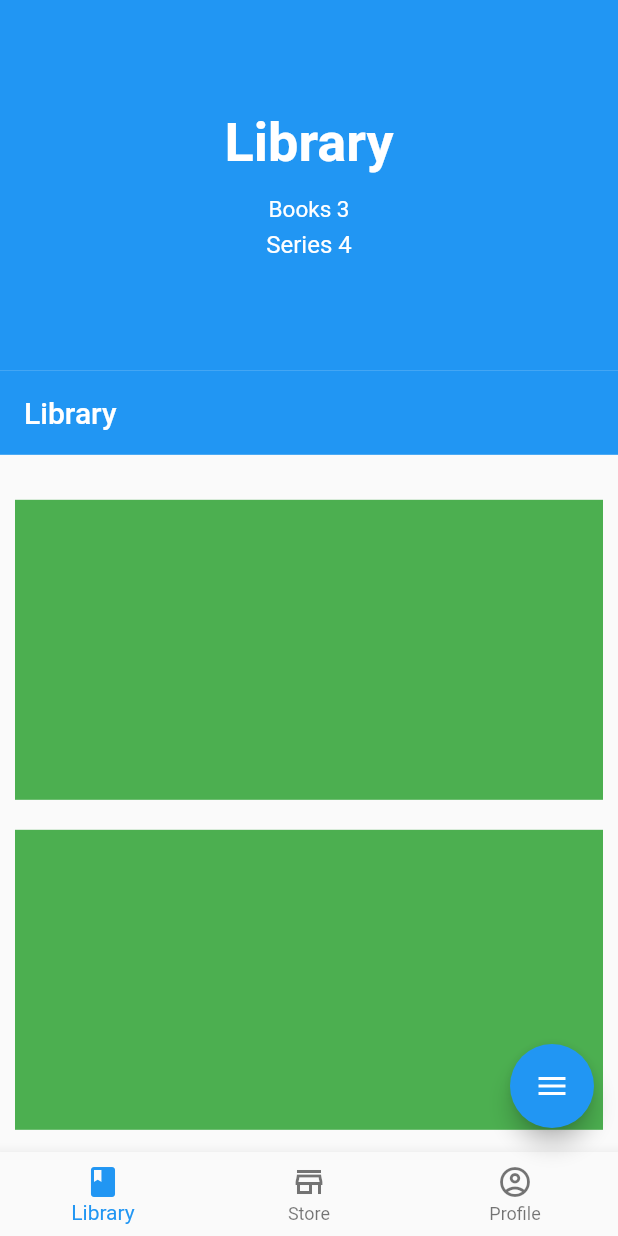
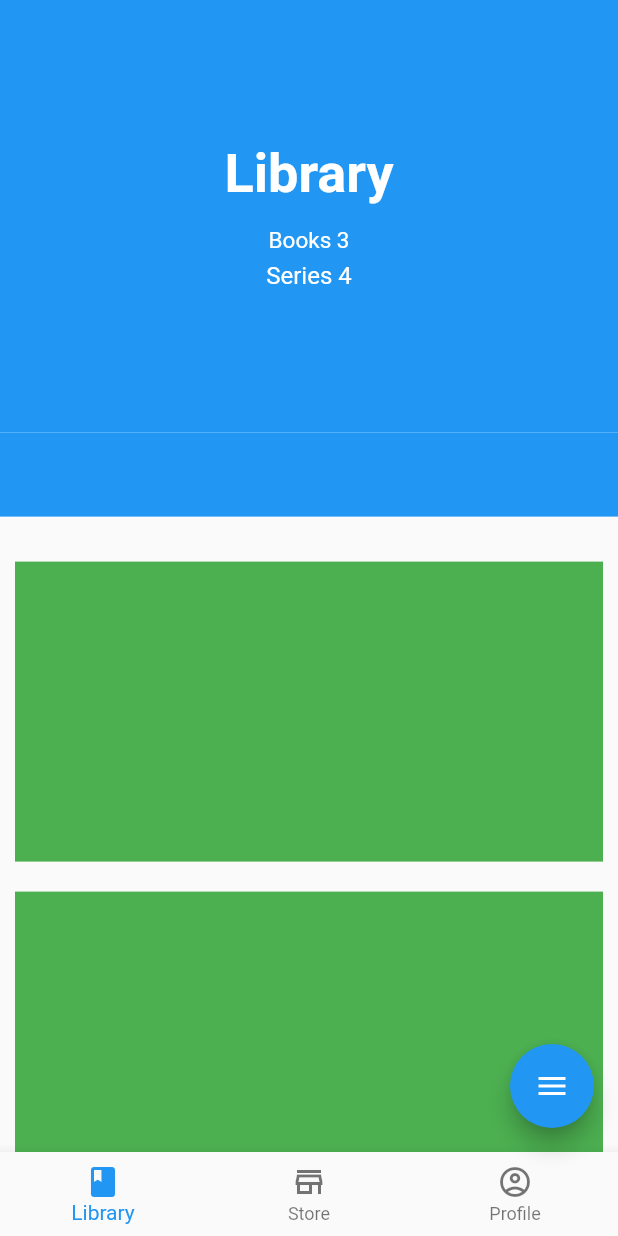
Before and after one commit to fbede/Writer, a Flutter app: the screen it shows after launch, on a phone screen of 412 x 824 dp. Run offline on Flutter 3.47's test engine with Material 2 defaults, Android fonts, the phone set to English and light mode, and no system bars; drawn by our look-alikes of flutter_speed_dial; our stand-ins replace bloc, flutter_bloc, logger; missing offline and left inert: dart:ffi.

Commit message:
Got One Ui like design working.

```diff
--- /dev/null
+++ b/lib/core/logger.dart
@@ -0,0 +1,4 @@
+// ignore: depend_on_referenced_packages
+import 'package:logger/logger.dart';
+
+final logger = Logger();
--- /dev/null
+++ b/lib/home/cubits/home_page_cubit_state.dart
@@ -0,0 +1,6 @@
+part of 'home_page_cubit.dart';
+
+@immutable
+abstract class HomePageCubitState {}
+
+class HomePageCubitInitial extends HomePageCubitState {}
--- a/lib/home/pages/home_page.dart
+++ b/lib/home/pages/home_page.dart
@@ -1,11 +1,13 @@
+import 'dart:ffi';
+
 import 'package:flutter/material.dart';
 import 'package:writer/core/responsive_page.dart';
+import 'package:writer/home/cubits/home_page_cubit.dart';
 import 'package:writer/home/widgets/home_page_widgets.dart';
 import 'package:writer/utils/strings.dart';
+import 'package:flutter_bloc/flutter_bloc.dart';
 
 //TODO: Add convert book to series and vice versa logic
-
-final textAnimation = Tween(begin: 0.0, end: 1.0);
 
 class HomePage extends StatelessWidget {
   final Widget mobileView = const _MobileHomePage();
@@ -25,45 +27,76 @@ class _MobileHomePage extends StatelessWidget {
   Widget build(BuildContext context) {
     return SafeArea(
       child: Scaffold(
-        body: CustomScrollView(
+        body: NotificationListener(
+          onNotification: (ScrollMetricsNotification notification) {
+            context
+                .read<HomePageCubit>()
+                .handleNotification(context, notification);
+            return true;
+          },
+          child: CustomScrollView(
             slivers: [
               SliverToBoxAdapter(
                 child: Container(
-                height: MediaQuery.of(context).size.width * 0.6,
+                  height: MediaQuery.of(context).size.width * 0.7,
                   color: Colors.blue,
                   child: Column(
                     mainAxisAlignment: MainAxisAlignment.center,
-                  children: const [
-                    Text(
+                    children: [
+                      BlocBuilder<HomePageCubit, double>(
+                        builder: (context, state) {
+                          return Opacity(
+                            opacity: 1 - state,
+                            child: const Text(
                               stringLibrary,
                               style: TextStyle(
                                   color: Colors.white,
                                   fontSize: 36,
                                   fontWeight: FontWeight.bold),
                             ),
-                    SizedBox(height: 14),
-                    Text('Books 3',
+                          );
+                        },
+                      ),
+                      const SizedBox(height: 14),
+                      BlocBuilder<HomePageCubit, double>(
+                        builder: (context, state) {
+                          return Opacity(
+                            opacity: 1 - state,
+                            child: const Text('Books 3',
                                 style: TextStyle(
                                   color: Colors.white,
                                   fontSize: 15,
-                          //fontWeight: FontWeight.bold
                                 )),
-                    SizedBox(height: 5),
-                    Text('Series 4',
+                          );
+                        },
+                      ),
+                      const SizedBox(height: 5),
+                      BlocBuilder<HomePageCubit, double>(
+                        builder: (context, state) {
+                          return Opacity(
+                            opacity: 1.0 - state,
+                            child: const Text('Series 4',
                                 style: TextStyle(
                                   color: Colors.white,
                                   fontSize: 16,
-                          //fontWeight: FontWeight.bold
-                        ))
+                                )),
+                          );
+                        },
+                      )
                     ],
                   ),
                 ),
               ),
               // TODO: Modify to look similar to mum's phone
 
-            const SliverAppBar(
+              SliverAppBar(
                 pinned: true,
-              title: Text(stringLibrary),
+                title: BlocBuilder<HomePageCubit, double>(
+                  builder: (context, state) {
+                    return Opacity(
+                        opacity: state, child: const Text(stringLibrary));
+                  },
+                ),
               ),
 
               SliverToBoxAdapter(
@@ -95,6 +128,7 @@ class _MobileHomePage extends StatelessWidget {
               )
             ],
           ),
+        ),
         floatingActionButton: createButton,
         bottomNavigationBar: bottomNavBar,
       ),
--- a/lib/home/widgets/home_page_widgets.dart
+++ b/lib/home/widgets/home_page_widgets.dart
@@ -52,6 +52,7 @@ PreferredSizeWidget homeAppBar = AppBar(
 
 //SpeedDial or FloatingActionButton
 Widget createButton = SpeedDial(
+  animationDuration: const Duration(milliseconds: 250),
   animatedIcon: AnimatedIcons.menu_close,
   overlayOpacity: 0,
   spacing: 12,
--- a/lib/main.dart
+++ b/lib/main.dart
@@ -1,4 +1,6 @@
 import 'package:flutter/material.dart';
+import 'package:flutter_bloc/flutter_bloc.dart';
+import 'package:writer/home/cubits/home_page_cubit.dart';
 import 'home/pages/home_page.dart';
 
 //
@@ -19,13 +21,16 @@
 
   @override
   Widget build(BuildContext context) {
-    return MaterialApp(
-      title: 'Flutter Demo',
-      //Todo: Modify Theme Information Later
-      theme: ThemeData(
-        primarySwatch: Colors.blue,
+    return BlocProvider(
+      create: (context) => HomePageCubit(),
+      child: MaterialApp(
+        title: 'Flutter Demo',
+        //Todo: Modify Theme Information Later
+        theme: ThemeData(
+          primarySwatch: Colors.blue,
+        ),
+        home: HomePage(),
       ),
-      home: HomePage(),
     );
   }
 }
--- a/pubspec.yaml
+++ b/pubspec.yaml
@@ -30,6 +30,7 @@ dependencies:
   cupertino_icons: ^1.0.2
   flutter:
     sdk: flutter
+  flutter_bloc: ^8.0.1
 
 dev_dependencies:
   bloc: ^8.0.3
@@ -38,6 +39,7 @@ dev_dependencies:
   flutter_speed_dial: ^6.0.0
   flutter_test:
     sdk: flutter
+  logger: ^1.1.0
 
 # For information on the generic Dart part of this file, see the
 # following page: https://dart.dev/tools/pub/pubspec
```
Also changed, not shown: lib/home/cubits/home_page_cubit.dart (added, +21 -0 lines). Lines whose indentation alone changed are shown as unchanged.
